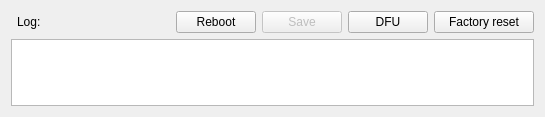
Old version of the form res/baseclass.ui in the repository Ultrawipf/OpenFFBoard-configurator.
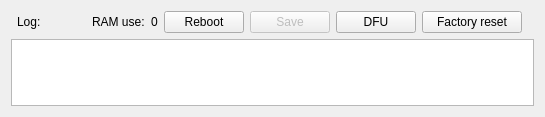
New version of the form.

Commit message: ram usage display

The edit to the form file:
```diff
--- a/res/baseclass.ui
+++ b/res/baseclass.ui
@@ -26,27 +26,27 @@
    <string>Form</string>
   </property>
   <layout class="QGridLayout" name="gridLayout">
-   <item row="0" column="4">
-    <widget class="QPushButton" name="pushButton_reboot">
-     <property name="text">
-      <string>Reboot</string>
+   <item row="0" column="3">
+    <spacer name="horizontalSpacer">
+     <property name="orientation">
+      <enum>Qt::Horizontal</enum>
      </property>
-    </widget>
-   </item>
-   <item row="0" column="7">
-    <widget class="QPushButton" name="pushButton_reset">
-     <property name="minimumSize">
+     <property name="sizeHint" stdset="0">
       <size>
-       <width>100</width>
-       <height>0</height>
+       <width>122</width>
+       <height>20</height>
       </size>
      </property>
+    </spacer>
+   </item>
+   <item row="0" column="5">
+    <widget class="QLabel" name="label_ramUse">
      <property name="text">
-      <string>Factory reset</string>
+      <string>0</string>
      </property>
     </widget>
    </item>
-   <item row="1" column="1" colspan="7">
+   <item row="1" column="1" colspan="11">
     <widget class="QTextEdit" name="logBox_1">
      <property name="sizePolicy">
       <sizepolicy hsizetype="Preferred" vsizetype="Preferred">
@@ -74,7 +74,27 @@
      </property>
     </widget>
    </item>
-   <item row="0" column="5">
+   <item row="0" column="6">
+    <widget class="QPushButton" name="pushButton_reboot">
+     <property name="text">
+      <string>Reboot</string>
+     </property>
+    </widget>
+   </item>
+   <item row="0" column="9">
+    <widget class="QPushButton" name="pushButton_reset">
+     <property name="minimumSize">
+      <size>
+       <width>100</width>
+       <height>0</height>
+      </size>
+     </property>
+     <property name="text">
+      <string>Factory reset</string>
+     </property>
+    </widget>
+   </item>
+   <item row="0" column="7">
     <widget class="QPushButton" name="pushButton_save">
      <property name="enabled">
       <bool>false</bool>
@@ -87,7 +107,7 @@
      </property>
     </widget>
    </item>
-   <item row="0" column="6">
+   <item row="0" column="8">
     <widget class="QPushButton" name="pushButton_dfu">
      <property name="text">
       <string>DFU</string>
@@ -101,18 +121,12 @@
      </property>
     </widget>
    </item>
-   <item row="0" column="3">
-    <spacer name="horizontalSpacer">
-     <property name="orientation">
-      <enum>Qt::Horizontal</enum>
+   <item row="0" column="4">
+    <widget class="QLabel" name="label_2">
+     <property name="text">
+      <string>RAM use:</string>
      </property>
-     <property name="sizeHint" stdset="0">
-      <size>
-       <width>122</width>
-       <height>20</height>
-      </size>
-     </property>
-    </spacer>
+    </widget>
    </item>
   </layout>
  </widget>
```
The commit also changes 2 other files.
